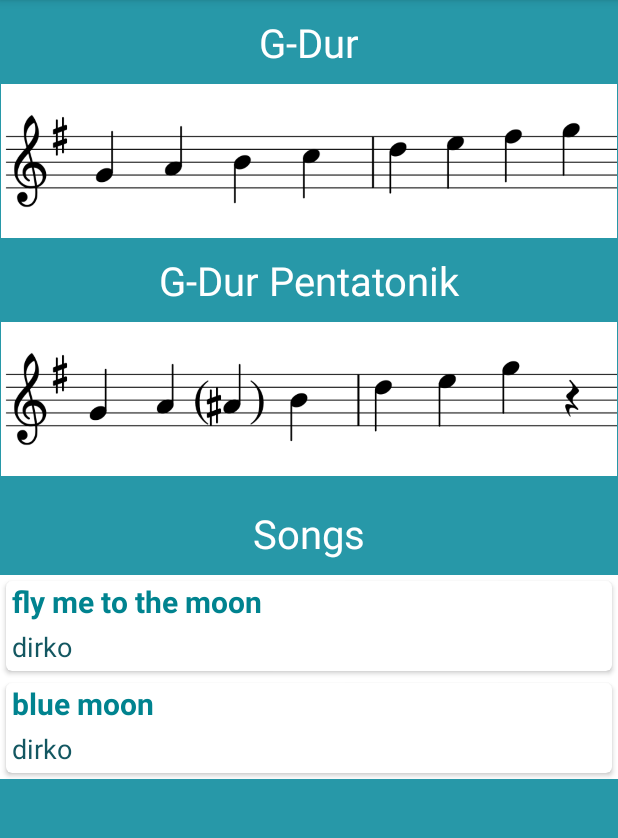
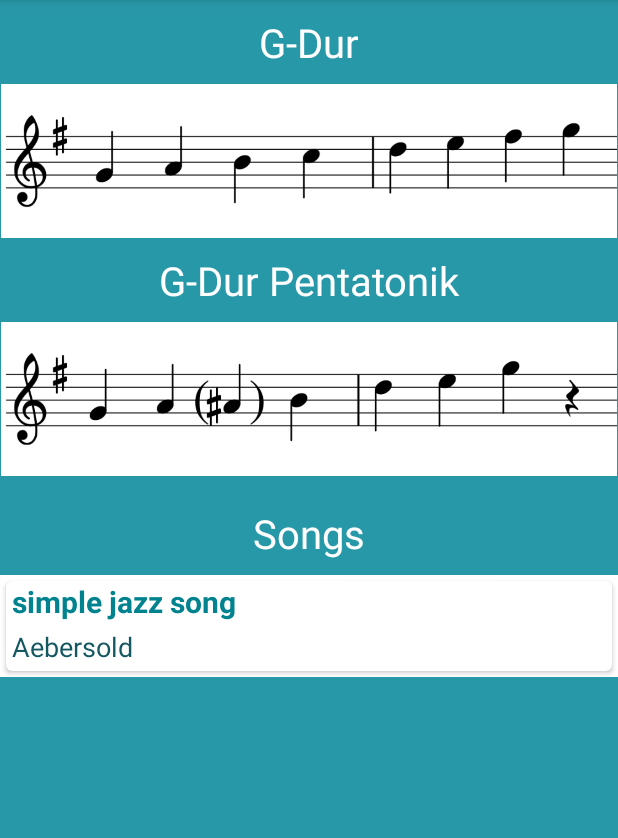
Before and after one commit to deftone/MusicApp, an Android app: the screen it shows after launch (ScaleActivity), after a tap on an icon or button, on a phone screen of 412 x 824 dp, the part 84-922 px from its top. Run offline under Robolectric (Android 15) with nearby library versions, the light colour scheme and no system bars; our stand-ins replace ButterKnife.

Commit message:
languange level hinzugefuegt, damit lambdas gehen songdata hinzugefuegt -> alle tonarten haben jetzt einen song zum improvisieren :) alles dynamisch  :)

```diff
--- a/app/build.gradle
+++ b/app/build.gradle
@@ -16,10 +16,14 @@ android {
             proguardFiles getDefaultProguardFile('proguard-android.txt'), 'proguard-rules.pro'
         }
     }
+    compileOptions {
+        sourceCompatibility JavaVersion.VERSION_1_8
+        targetCompatibility JavaVersion.VERSION_1_8
+    }
 }
 
 dependencies {
-    implementation fileTree(dir: 'libs', include: ['*.jar'])
+    implementation fileTree(include: ['*.jar'], dir: 'libs')
     implementation 'com.android.support:appcompat-v7:27.1.1'
     implementation 'com.android.support:support-v4:27.1.1'
     implementation 'com.android.support:design:27.1.1'
--- a/app/src/main/java/de/deftone/musicapp/activity/ScaleActivity.java
+++ b/app/src/main/java/de/deftone/musicapp/activity/ScaleActivity.java
@@ -10,22 +10,22 @@ import android.widget.ImageView;
 import android.widget.TextView;
 
 import java.io.Serializable;
-import java.util.ArrayList;
 import java.util.List;
 
 import butterknife.BindView;
 import butterknife.ButterKnife;
 import de.deftone.musicapp.R;
 import de.deftone.musicapp.adapter.SongAdapter;
-import de.deftone.musicapp.model.Key;
+import de.deftone.musicapp.model.KeyData;
 import de.deftone.musicapp.model.Song;
+import de.deftone.musicapp.model.SongData;
 
 import static de.deftone.musicapp.activity.PlayerActivity.INTENT_SONG_LIST;
 import static de.deftone.musicapp.activity.PlayerActivity.INTENT_SONG_POSITION;
 
 public class ScaleActivity extends AppCompatActivity {
 
-    public static final String SCALE_EXTRA = "scale";
+    public static final String INTENT_SCALE_EXTRA = "scale";
 
     private Activity activity = this;
     @BindView(R.id.scale_name)
@@ -38,6 +38,7 @@ public class ScaleActivity extends AppCompatActivity {
     ImageView scaleImgPenta;
     @BindView(R.id.recycler_view_song_list)
     RecyclerView recyclerViewSongs;
+    private KeyData key;
 
     @Override
     protected void onCreate(Bundle savedInstanceState) {
@@ -45,34 +46,17 @@ public class ScaleActivity extends AppCompatActivity {
         setContentView(R.layout.activity_scale);
         ButterKnife.bind(this);
 
-        Key key = (Key) getIntent().getSerializableExtra(SCALE_EXTRA);
+        key = (KeyData) getIntent().getSerializableExtra(INTENT_SCALE_EXTRA);
         scaleName.setText(key.getKeyData().getKeyName());
         scaleNamePenta.setText(key.getKeyData().getKeyName() + " Pentatonik");
         scaleImg.setImageResource(key.getKeyData().getScaleImgResId());
         scaleImgPenta.setImageResource(key.getKeyData().getPentaImgResId());
-        //todo: get songs for that key!
-        List<Song> songList = new ArrayList<>();
-        String fileName = "fly_me_moon";
-        int songId = getRawResIdByName(fileName);
-        Song song = new Song(songId, fileName, "fly me to the moon", "dirko");
-        songList.add(song);
-        fileName = "blue_moon";
-        songId = getRawResIdByName(fileName);
-        song = new Song(songId, fileName, "blue moon", "dirko");
-        songList.add(song);
+        List<Song> songList = SongData.getSongsInKey(key);
 
         GridLayoutManager layoutManager = new GridLayoutManager(this, 1);
         recyclerViewSongs.setLayoutManager(layoutManager);
 
         setSongsOnRecyclerView(songList);
-    }
-
-    // Find ID of resource in 'raw' folder.
-    public int getRawResIdByName(String resName) {
-        String pkgName = this.getPackageName();
-        // Return 0 if not found.
-        int resID = this.getResources().getIdentifier(resName, "raw", pkgName);
-        return resID;
     }
 
     private void setSongsOnRecyclerView(final List<Song> songList) {
@@ -86,6 +70,7 @@ public class ScaleActivity extends AppCompatActivity {
                 Intent playIntent = new Intent(activity, PlayerActivity.class);
                 playIntent.putExtra(INTENT_SONG_LIST, (Serializable) songList);
                 playIntent.putExtra(INTENT_SONG_POSITION, position);
+                playIntent.putExtra(INTENT_SCALE_EXTRA, key);
 //                playIntent.putExtra(PlayerActivity.SONG_ID_EXTRA, songList.get(position).getId());
 //                playIntent.putExtra(PlayerActivity.SONG_TITLE_EXTRA, songList.get(position).getTitle());
                 startActivity(playIntent);
--- a/app/src/main/java/de/deftone/musicapp/model/Key.java
+++ b/app/src/main/java/de/deftone/musicapp/model/Key.java
@@ -1,80 +1,26 @@
 package de.deftone.musicapp.model;
 
-import de.deftone.musicapp.R;
+public class Key {
+    private String keyName;
+    private int scaleImgResId;
+    private int pentaImgResId;
 
-public enum Key {
-    C {
-        @Override
-        public KeyData getKeyData() {
-            return new KeyData("C-Dur", R.drawable.c_dur, R.drawable.c_dur_penta);
-        }
-    },
-    D {
-        @Override
-        public KeyData getKeyData() {
-            return new KeyData("D-Dur", R.drawable.d_dur, R.drawable.d_dur_penta);
-        }
-    },
-    E {
-        @Override
-        public KeyData getKeyData() {
-            return new KeyData("E-Dur", R.drawable.e_dur, R.drawable.e_dur_penta);
-        }
-    },
-    F {
-        @Override
-        public KeyData getKeyData() {
-            return new KeyData("F-Dur", R.drawable.f_dur, R.drawable.f_dur_penta);
-        }
-    },
-    G {
-        @Override
-        public KeyData getKeyData() {
-            return new KeyData("G-Dur", R.drawable.g_dur, R.drawable.g_dur_penta);
-        }
-    },
-    A {
-        @Override
-        public KeyData getKeyData() {
-            return new KeyData("A-Dur", R.drawable.a_dur, R.drawable.a_dur_penta);
-        }
-    },
-    B {
-        @Override
-        public KeyData getKeyData() {
-            return new KeyData("B-Dur", R.drawable.b_dur, R.drawable.b_dur_penta);
-        }
-    },
-    BB {
-        @Override
-        public KeyData getKeyData() {
-            return new KeyData("Bb-Dur", R.drawable.bb_dur, R.drawable.bb_dur_penta);
-        }
-    },
-    EB {
-        @Override
-        public KeyData getKeyData() {
-            return new KeyData("Eb-Dur", R.drawable.eb_dur, R.drawable.eb_dur_penta);
-        }
-    },
-    AB {
-        @Override
-        public KeyData getKeyData() {
-            return new KeyData("Ab-Dur", R.drawable.ab_dur, R.drawable.ab_dur_penta);
-        }
-    },
-    DB {
-        @Override
-        public KeyData getKeyData() {
-            return new KeyData("Db-Dur", R.drawable.db_dur, R.drawable.db_dur_penta);
-        }
-    },
-    FIS {
-        @Override
-        public KeyData getKeyData() {
-            return new KeyData("F#-Dur", R.drawable.fis_dur, R.drawable.fis_dur_penta);
-        }
-    };
 
-    public abstract KeyData getKeyData();
+    public Key(String keyName, int scaleImgResId, int pentaImgResId) {
+        this.keyName = keyName;
+        this.scaleImgResId = scaleImgResId;
+        this.pentaImgResId = pentaImgResId;
+    }
+
+    public String getKeyName() {
+        return keyName;
+    }
+
+    public int getScaleImgResId() {
+        return scaleImgResId;
+    }
+
+    public int getPentaImgResId() {
+        return pentaImgResId;
+    }
 }
--- a/app/src/main/java/de/deftone/musicapp/model/KeyData.java
+++ b/app/src/main/java/de/deftone/musicapp/model/KeyData.java
@@ -1,26 +1,80 @@
 package de.deftone.musicapp.model;
 
-public class KeyData {
-    private String keyName;
-    private int scaleImgResId;
-    private int pentaImgResId;
+import de.deftone.musicapp.R;
 
+public enum KeyData {
+    C {
+        @Override
+        public Key getKeyData() {
+            return new Key("C-Dur", R.drawable.c_dur, R.drawable.c_dur_penta);
+        }
+    },
+    D {
+        @Override
+        public Key getKeyData() {
+            return new Key("D-Dur", R.drawable.d_dur, R.drawable.d_dur_penta);
+        }
+    },
+    E {
+        @Override
+        public Key getKeyData() {
+            return new Key("E-Dur", R.drawable.e_dur, R.drawable.e_dur_penta);
+        }
+    },
+    F {
+        @Override
+        public Key getKeyData() {
+            return new Key("F-Dur", R.drawable.f_dur, R.drawable.f_dur_penta);
+        }
+    },
+    G {
+        @Override
+        public Key getKeyData() {
+            return new Key("G-Dur", R.drawable.g_dur, R.drawable.g_dur_penta);
+        }
+    },
+    A {
+        @Override
+        public Key getKeyData() {
+            return new Key("A-Dur", R.drawable.a_dur, R.drawable.a_dur_penta);
+        }
+    },
+    B {
+        @Override
+        public Key getKeyData() {
+            return new Key("B-Dur", R.drawable.b_dur, R.drawable.b_dur_penta);
+        }
+    },
+    BB {
+        @Override
+        public Key getKeyData() {
+            return new Key("Bb-Dur", R.drawable.bb_dur, R.drawable.bb_dur_penta);
+        }
+    },
+    EB {
+        @Override
+        public Key getKeyData() {
+            return new Key("Eb-Dur", R.drawable.eb_dur, R.drawable.eb_dur_penta);
+        }
+    },
+    AB {
+        @Override
+        public Key getKeyData() {
+            return new Key("Ab-Dur", R.drawable.ab_dur, R.drawable.ab_dur_penta);
+        }
+    },
+    DB {
+        @Override
+        public Key getKeyData() {
+            return new Key("Db-Dur", R.drawable.db_dur, R.drawable.db_dur_penta);
+        }
+    },
+    FIS {
+        @Override
+        public Key getKeyData() {
+            return new Key("F#-Dur", R.drawable.fis_dur, R.drawable.fis_dur_penta);
+        }
+    };
 
-    public KeyData(String keyName, int scaleImgResId, int pentaImgResId) {
-        this.keyName = keyName;
-        this.scaleImgResId = scaleImgResId;
-        this.pentaImgResId = pentaImgResId;
-    }
-
-    public String getKeyName() {
-        return keyName;
-    }
-
-    public int getScaleImgResId() {
-        return scaleImgResId;
-    }
-
-    public int getPentaImgResId() {
-        return pentaImgResId;
-    }
+    public abstract Key getKeyData();
 }
--- a/app/src/main/java/de/deftone/musicapp/model/Song.java
+++ b/app/src/main/java/de/deftone/musicapp/model/Song.java
@@ -6,7 +6,8 @@ public class Song implements Serializable {
     private int id;
     private String title;
     private String artist;
-    private String fileName;
+    private String fileName;  //ohne .mp3!!
+    private KeyData keyData;
 
     public int getId() {
         return id;
@@ -20,8 +21,17 @@ public class Song implements Serializable {
         return artist;
     }
 
-    public Song(int id, String fileName , String title, String artist) {
+    public KeyData getKeyData() {
+        return keyData;
+    }
+
+    public String getFileName() {
+        return fileName;
+    }
+
+    public Song(int id, KeyData keyData, String fileName, String title, String artist) {
         this.id = id;
+        this.keyData = keyData;
         this.fileName = fileName;
         this.title = title;
         this.artist = artist;
--- /dev/null
+++ b/app/src/main/java/de/deftone/musicapp/model/SongData.java
@@ -0,0 +1,37 @@
+package de.deftone.musicapp.model;
+
+import java.util.ArrayList;
+import java.util.List;
+import java.util.stream.Collectors;
+
+public class SongData {
+
+    private static List<Song> ALL_SONGS;
+
+    public static List<Song> getAllSongs() {
+        return ALL_SONGS;
+    }
+
+    //todo: hier irgendwie noch einen transformator einbauen, fuer Eb und Bb instrumente
+    public static List<Song> getSongsInKey(final KeyData key) {
+        return getAllSongs().stream().filter(s -> s.getKeyData() == key).collect(Collectors.toList());
+    }
+
+    static {
+        ALL_SONGS = new ArrayList<>();
+
+        ALL_SONGS.add(new Song(0, KeyData.C, "c_major_aebersold", "simple jazz song", "Aebersold"));
+        ALL_SONGS.add(new Song(0, KeyData.D, "d_major_aebersold", "simple jazz song", "Aebersold"));
+        ALL_SONGS.add(new Song(0, KeyData.E, "e_major_aebersold", "simple jazz song", "Aebersold"));
+        ALL_SONGS.add(new Song(0, KeyData.F, "f_major_aebersold", "simple jazz song", "Aebersold"));
+        ALL_SONGS.add(new Song(0, KeyData.G, "g_major_aebersold", "simple jazz song", "Aebersold"));
+        ALL_SONGS.add(new Song(0, KeyData.A, "a_major_aebersold", "simple jazz song", "Aebersold"));
+        ALL_SONGS.add(new Song(0, KeyData.B, "b_major_aebersold", "simple jazz song", "Aebersold"));
+        ALL_SONGS.add(new Song(0, KeyData.BB, "bb_major_aebersold", "simple jazz song", "Aebersold"));
+        ALL_SONGS.add(new Song(0, KeyData.EB, "eb_major_aebersold", "simple jazz song", "Aebersold"));
+        ALL_SONGS.add(new Song(0, KeyData.DB, "db_major_aebersold", "simple jazz song", "Aebersold"));
+        ALL_SONGS.add(new Song(0, KeyData.AB, "ab_major_aebersold", "simple jazz song", "Aebersold"));
+        ALL_SONGS.add(new Song(0, KeyData.FIS, "gb_major_aebersold", "simple jazz song", "Aebersold"));
+        //todo: hier alle songs hinzufuegen
+    }
+}
```
Also changed, not shown: app/src/main/java/de/deftone/musicapp/activity/MainActivity.java (+15 -15 lines), app/src/main/java/de/deftone/musicapp/activity/PlayerActivity.java (+16 -5 lines).
